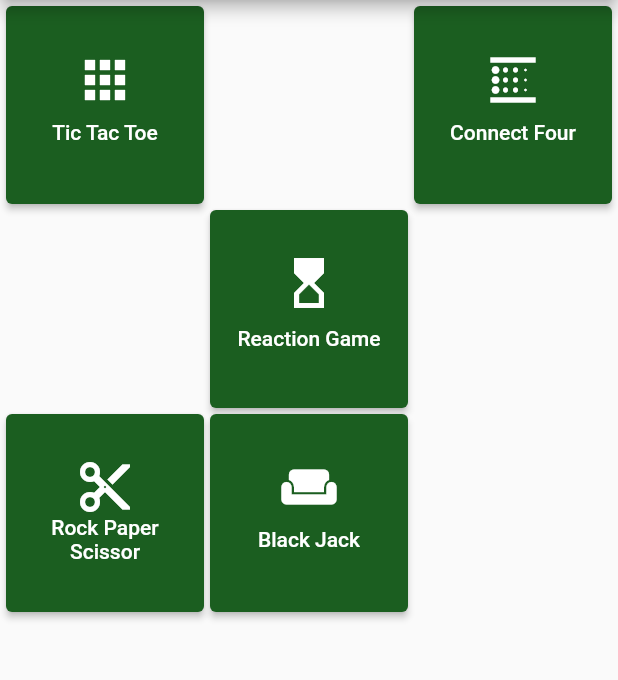
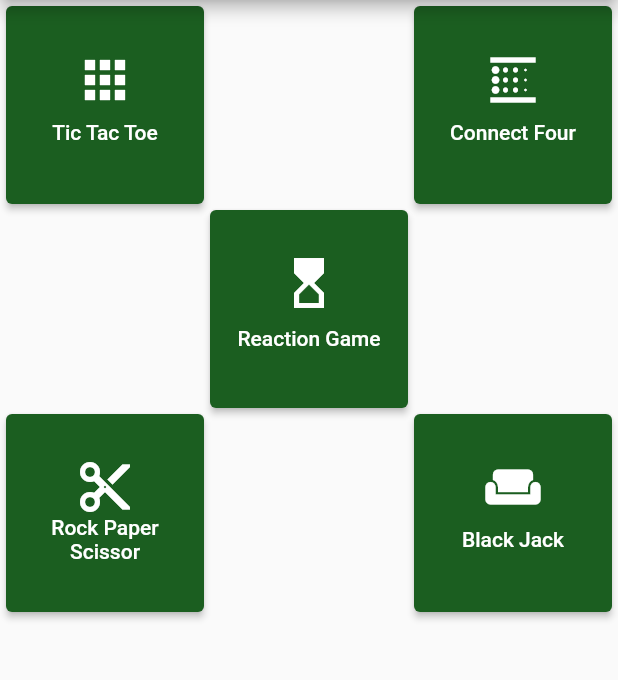
Before and after one commit to Combo1/GCA, a Flutter app: the screen it shows after launch, on a phone screen of 412 x 824 dp, the part 84-764 px from its top. Run offline on Flutter 3.47's test engine with Material 2 defaults, Android fonts, the phone set to English and light mode, and no system bars; our stand-ins replace audioplayers, page_transition, shared_preferences, tuple.

Commit message:
- added griddivider before blackjack

```diff
--- a/lib/MainMenuScreen.dart
+++ b/lib/MainMenuScreen.dart
@@ -140,6 +140,7 @@ class MainMenuScreen extends StatelessWidget {
                 onPrimary: Colors.white, // foreground
               ),
             ),
+            GridDivider(),
             ElevatedButton(
               child: Column(
                 mainAxisAlignment: MainAxisAlignment.center,
```
